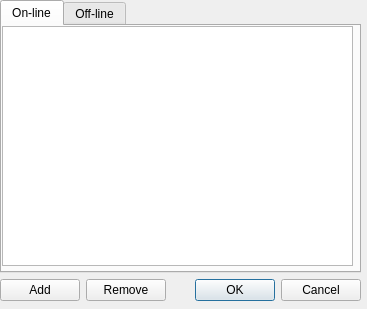
Above: ui/friends.ui from gitter-badger/simplechatclient before the change. Below: the same form after it.
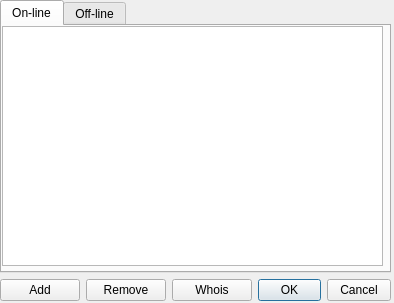
That is the form after the change. Icons and pictures are not drawn.

Commit message: add whois to friends

The edit to the form file:
```diff
--- a/ui/friends.ui
+++ b/ui/friends.ui
@@ -6,20 +6,20 @@
    <rect>
     <x>0</x>
     <y>0</y>
-    <width>367</width>
-    <height>309</height>
+    <width>394</width>
+    <height>303</height>
    </rect>
   </property>
   <property name="minimumSize">
    <size>
-    <width>367</width>
-    <height>309</height>
+    <width>394</width>
+    <height>303</height>
    </size>
   </property>
   <property name="maximumSize">
    <size>
-    <width>367</width>
-    <height>309</height>
+    <width>394</width>
+    <height>303</height>
    </size>
   </property>
   <property name="windowTitle">
@@ -34,7 +34,7 @@
     <rect>
      <x>0</x>
      <y>0</y>
-     <width>361</width>
+     <width>391</width>
      <height>301</height>
     </rect>
    </property>
@@ -53,7 +53,7 @@
          <rect>
           <x>0</x>
           <y>0</y>
-          <width>351</width>
+          <width>381</width>
           <height>240</height>
          </rect>
         </property>
@@ -98,6 +98,13 @@
         </property>
        </widget>
       </item>
+      <item>
+       <widget class="QPushButton" name="pushButton_whois">
+        <property name="text">
+         <string>Whois</string>
+        </property>
+       </widget>
+      </item>
       <item>
        <widget class="QDialogButtonBox" name="buttonBox">
         <property name="standardButtons">
```
The commit also changes 4 other files.
